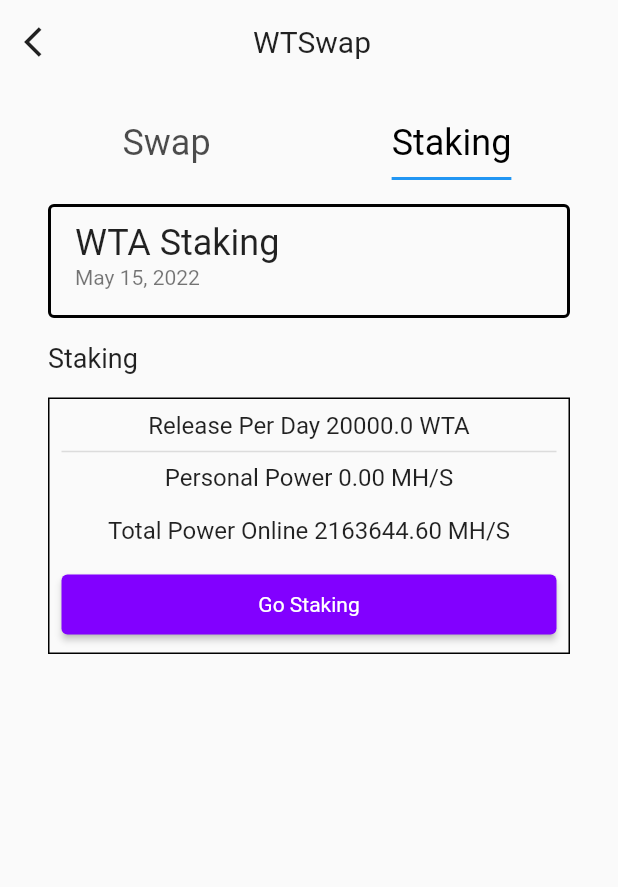
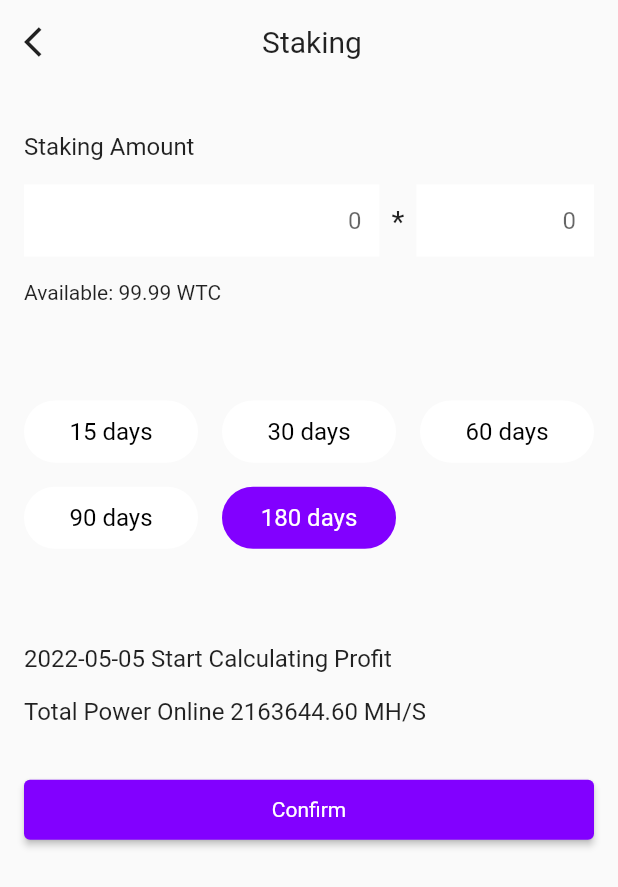
Before and after one commit to WaltonChain/waltonChain_Wallet2.0, a Flutter app: the DappWtcView screen opened by its route, tab 2 chosen, after a tap on "Go Staking", on a phone screen of 412 x 824 dp. Shown: the top 887 px of the screen. Run offline on Flutter 3.47's test engine with Material 2 defaults, Android fonts, the phone set to English and light mode, and no system bars; our stand-ins replace convert, flutter_dotenv, flutter_easyloading, flutter_linkify, get, hex and 4 more; missing offline and left inert: bip39, crypt, ed25519_hd_key, flutter_inappwebview, ota_update, scan and 1 more; accounts and stored records are empty; network calls fail; statements that could not run were skipped.

Commit message:
add staking view

```diff
--- a/lib/app/data/models/validator.dart
+++ b/lib/app/data/models/validator.dart
@@ -89,4 +89,16 @@ class Validator {
       return null;
     }
   }
+
+  static String? stakeFactor(String? value) {
+    if (value == null || value.isEmpty) {
+      return 'factor is empty';
+    } else if (double.tryParse(value).runtimeType != double) {
+      return 'factor should be number';
+    } else if (double.parse(value) <= 0) {
+      return 'factor should be greater than 0';
+    } else {
+      return null;
+    }
+  }
 }
--- a/lib/app/modules/dapp_wtc/bindings/dapp_wtc_binding.dart
+++ b/lib/app/modules/dapp_wtc/bindings/dapp_wtc_binding.dart
@@ -1,8 +1,7 @@
 import 'package:get/get.dart';
 
-import 'package:wtc_wallet_app/app/modules/dapp_wtc/controllers/staking_controller.dart';
-
 import '../controllers/swap_controller.dart';
+import '../controllers/stake_controller.dart';
 
 class DappWtcBinding extends Bindings {
   @override
@@ -10,8 +9,8 @@ class DappWtcBinding extends Bindings {
     Get.lazyPut<SwapController>(
       () => SwapController(),
     );
-    Get.lazyPut<StakingController>(
-      () => StakingController(),
+    Get.lazyPut<StakeController>(
+      () => StakeController(),
     );
   }
 }
--- a/lib/app/modules/dapp_wtc/controllers/staking_controller.dart
+++ b/lib/app/modules/dapp_wtc/controllers/stake_controller.dart
@@ -8,7 +8,7 @@ import 'package:wtc_wallet_app/app/services/blockchain_service.dart';
 import 'package:wtc_wallet_app/app/services/hive_service.dart';
 import 'package:wtc_wallet_app/app/services/wallet_service.dart';
 
-class StakingController extends GetxController {
+class StakeController extends GetxController {
   GlobalKey<FormState> stakeFormKey =
       GlobalKey<FormState>(debugLabel: 'stakeForm');
   GlobalKey<FormState> withdrawFormKey =
--- a/lib/app/modules/dapp_wtc/views/dapp_wtc_view.dart
+++ b/lib/app/modules/dapp_wtc/views/dapp_wtc_view.dart
@@ -7,7 +7,8 @@ import 'package:wtc_wallet_app/app/component/input_number.dart';
 // import 'package:wtc_wallet_app/app/component/staking_input.dart';
 import 'package:wtc_wallet_app/app/component/wtc_icon.dart';
 import 'package:wtc_wallet_app/app/data/models/validator.dart';
-import 'package:wtc_wallet_app/app/modules/dapp_wtc/controllers/staking_controller.dart';
+import 'package:wtc_wallet_app/app/modules/dapp_wtc/controllers/stake_controller.dart';
+import 'package:wtc_wallet_app/app/routes/app_pages.dart';
 
 import '../controllers/swap_controller.dart';
 
@@ -161,7 +162,7 @@ class SwapForm extends GetView<SwapController> {
   }
 }
 
-class StakingForm extends GetView<StakingController> {
+class StakingForm extends GetView<StakeController> {
   const StakingForm({Key? key}) : super(key: key);
 
   @override
@@ -316,7 +317,9 @@ class StakingEntry extends StatelessWidget {
                   ),
                   const SizedBox(height: 16.0),
                   FullWidthButton(
-                    onPressed: () {},
+                    onPressed: () {
+                      Get.toNamed(Routes.STAKING);
+                    },
                     text: 'Go Staking',
                   ),
                 ],
--- /dev/null
+++ b/lib/app/modules/staking/bindings/staking_binding.dart
@@ -0,0 +1,12 @@
+import 'package:get/get.dart';
+
+import '../controllers/staking_controller.dart';
+
+class StakingBinding extends Bindings {
+  @override
+  void dependencies() {
+    Get.lazyPut<StakingController>(
+      () => StakingController(),
+    );
+  }
+}
--- /dev/null
+++ b/lib/app/modules/staking/controllers/staking_controller.dart
@@ -0,0 +1,34 @@
+import 'package:flutter/material.dart';
+import 'package:get/get.dart';
+
+class StakingController extends GetxController {
+  GlobalKey<FormState> stakingFormKey =
+      GlobalKey<FormState>(debugLabel: 'stakingForm');
+  TextEditingController stakingInput = TextEditingController();
+  TextEditingController factorInput = TextEditingController();
+
+  final days = [15, 30, 60, 90, 180];
+  var index = 4.obs;
+
+  // @override
+  // void onInit() {
+  //   super.onInit();
+  // }
+
+  // @override
+  // void onReady() {
+  //   super.onReady();
+  // }
+
+  @override
+  void onClose() {
+    super.onClose();
+    stakingInput.dispose();
+  }
+
+  void setIndex(int index) {
+    this.index.value = index;
+  }
+
+  void clickConfirm() {}
+}
--- /dev/null
+++ b/lib/app/modules/staking/views/staking_view.dart
@@ -0,0 +1,145 @@
+import 'package:flutter/material.dart';
+
+import 'package:get/get.dart';
+import 'package:wtc_wallet_app/app/component/back_bar.dart';
+import 'package:wtc_wallet_app/app/component/full_width_button.dart';
+import 'package:wtc_wallet_app/app/component/input_number.dart';
+import 'package:wtc_wallet_app/app/data/models/validator.dart';
+
+import '../controllers/staking_controller.dart';
+
+class StakingView extends GetView<StakingController> {
+  const StakingView({Key? key}) : super(key: key);
+
+  @override
+  Widget build(BuildContext context) {
+    return SafeArea(
+      child: Scaffold(
+        body: Column(
+          children: [
+            const Padding(
+              padding: EdgeInsets.all(16.0),
+              child: BackBar(title: 'Staking'),
+            ),
+            const SizedBox(height: 16),
+            Expanded(
+              child: ListView(
+                children: [
+                  const Padding(
+                    padding: EdgeInsets.all(16.0),
+                    child: Text(
+                      'Staking Amount',
+                      style: TextStyle(fontSize: 16.0),
+                    ),
+                  ),
+                  Padding(
+                    padding: const EdgeInsets.fromLTRB(16.0, 0.0, 16.0, 16.0),
+                    child: Form(
+                      key: controller.stakingFormKey,
+                      child: Row(
+                        children: [
+                          Expanded(
+                            flex: 2,
+                            child: InputNumber(
+                              controller: controller.stakingInput,
+                              validator: (value) =>
+                                  Validator.amount(value, 99.99),
+                            ),
+                          ),
+                          const Padding(
+                            padding: EdgeInsets.symmetric(horizontal: 8.0),
+                            child: Text(
+                              '*',
+                              style: TextStyle(fontSize: 20.0),
+                            ),
+                          ),
+                          Expanded(
+                            flex: 1,
+                            child: InputNumber(
+                              controller: controller.factorInput,
+                              validator: Validator.stakeFactor,
+                            ),
+                          ),
+                        ],
+                      ),
+                    ),
+                  ),
+                  const Padding(
+                    padding: EdgeInsets.fromLTRB(16.0, 0.0, 16.0, 16.0),
+                    child: Text('Available: 99.99 WTC'),
+                  ),
+                  const SizedBox(height: 32),
+                  Padding(
+                    padding: const EdgeInsets.all(16.0),
+                    child: GridView.builder(
+                      // scrollDirection: Axis.vertical,
+                      shrinkWrap: true,
+                      gridDelegate:
+                          const SliverGridDelegateWithFixedCrossAxisCount(
+                        mainAxisSpacing: 16.0,
+                        crossAxisSpacing: 16.0,
+                        crossAxisCount: 3,
+                        childAspectRatio: 2.8,
+                      ),
+                      itemCount: controller.days.length,
+                      itemBuilder: (BuildContext context, int index) {
+                        return InkWell(
+                          onTap: () {
+                            controller.setIndex(index);
+                          },
+                          child: Obx(() => Container(
+                                decoration: BoxDecoration(
+                                  color: index == controller.index.value
+                                      ? const Color.fromRGBO(130, 0, 255, 1)
+                                      : Colors.white,
+                                  borderRadius: BorderRadius.circular(99),
+                                ),
+                                child: Center(
+                                    child: Text(
+                                        controller.days[index].toString() +
+                                            ' days',
+                                        style: TextStyle(
+                                          fontSize: 16.0,
+                                          color: index == controller.index.value
+                                              ? Colors.white
+                                              : Colors.black,
+                                        ))),
+                              )),
+                        );
+                      },
+                      padding: EdgeInsets.zero,
+                    ),
+                  ),
+                  const SizedBox(height: 32),
+                  Padding(
+                    padding: const EdgeInsets.all(16.0),
+                    child: Column(
+                      crossAxisAlignment: CrossAxisAlignment.start,
+                      children: [
+                        const Text(
+                          '2022-05-05 Start Calculating Profit',
+                          style: TextStyle(fontSize: 16.0),
+                        ),
+                        const SizedBox(height: 16),
+                        const Text(
+                          'Total Power Online 2163644.60 MH/S',
+                          style: TextStyle(fontSize: 16.0),
+                        ),
+                        const SizedBox(height: 32),
+                        FullWidthButton(
+                            onPressed: () {
+                              controller.clickConfirm();
+                            },
+                            text: 'Confirm'),
+                      ],
+                    ),
+                  ),
+                ],
+              ),
+            ),
+          ],
+        ),
+      ),
+    );
+  }
+}
--- a/lib/app/routes/app_pages.dart
+++ b/lib/app/routes/app_pages.dart
@@ -26,6 +26,8 @@ import '../modules/send/bindings/send_binding.dart';
 import '../modules/send/views/send_view.dart';
 import '../modules/splash/bindings/splash_binding.dart';
 import '../modules/splash/views/splash_view.dart';
+import '../modules/staking/bindings/staking_binding.dart';
+import '../modules/staking/views/staking_view.dart';
 import '../modules/token_detail/bindings/token_detail_binding.dart';
 import '../modules/token_detail/views/token_detail_view.dart';
 import '../modules/transaction_detail/bindings/transaction_detail_binding.dart';
@@ -132,5 +134,10 @@ class AppPages {
       page: () => const TransactionDetailView(),
       binding: TransactionDetailBinding(),
     ),
+    GetPage(
+      name: _Paths.STAKING,
+      page: () => const StakingView(),
+      binding: StakingBinding(),
+    ),
   ];
 }
--- a/lib/app/routes/app_routes.dart
+++ b/lib/app/routes/app_routes.dart
@@ -22,6 +22,7 @@ abstract class Routes {
   static const TRANSACTION_RECORD = _Paths.TRANSACTION_RECORD;
   static const CAMERA_SCAN = _Paths.CAMERA_SCAN;
   static const TRANSACTION_DETAIL = _Paths.TRANSACTION_DETAIL;
+  static const STAKING = _Paths.STAKING;
 }
 
 abstract class _Paths {
@@ -43,4 +44,5 @@ abstract class _Paths {
   static const TRANSACTION_RECORD = '/transaction-record';
   static const CAMERA_SCAN = '/camera-scan';
   static const TRANSACTION_DETAIL = '/transaction-detail';
+  static const STAKING = '/staking';
 }
```
